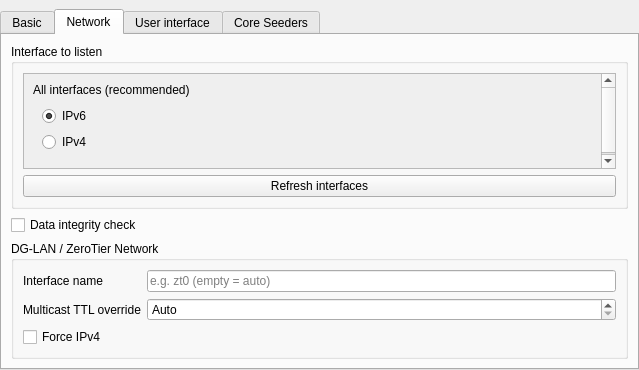
Above: application/GUI/Settings/SettingsWidget.ui from kwran420/DG-LAN before the change. Below: the same form after it.
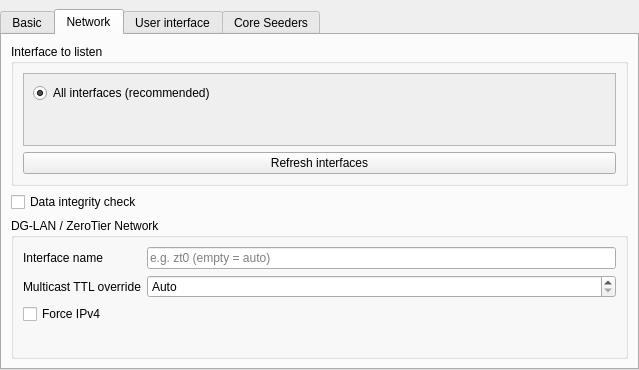
That is the form after the change. The open tabs and pages were chosen to show the change. Icons and pictures are not drawn.

The edit to the form file:
```diff
--- a/application/GUI/Settings/SettingsWidget.ui
+++ b/application/GUI/Settings/SettingsWidget.ui
@@ -215,23 +215,10 @@
              </property>
              <layout class="QVBoxLayout" name="layInterfaces">
               <item>
-               <widget class="QLabel" name="lblAnyInterface">
+               <widget class="QRadioButton" name="radAllInterfaces">
                 <property name="text">
                  <string>All interfaces (recommended)</string>
                 </property>
-               </widget>
-              </item>
-              <item>
-               <widget class="QWidget" name="widgetAllInterfaces" native="true">
-                <layout class="QVBoxLayout" name="verticalLayout_2">
-                 <property name="topMargin">
-                  <number>3</number>
-                 </property>
-                 <item>
-                  <widget class="QRadioButton" name="radIPv6">
-                   <property name="text">
-                    <string>IPv6</string>
-                   </property>
                    <property name="checked">
                     <bool>true</bool>
                    </property>
@@ -240,19 +227,6 @@
                    </attribute>
                   </widget>
                  </item>
-                 <item>
-                  <widget class="QRadioButton" name="radIPv4">
-                   <property name="text">
-                    <string>IPv4</string>
-                   </property>
-                   <attribute name="buttonGroup">
-                    <string notr="true">grpAddressesToListenTo</string>
-                   </attribute>
-                  </widget>
-                 </item>
-                </layout>
-               </widget>
-              </item>
              </layout>
             </widget>
            </widget>
```
Left out of the diff: 3 changed lines with no effect on the pictures. Lines whose indentation alone changed are shown as unchanged.
